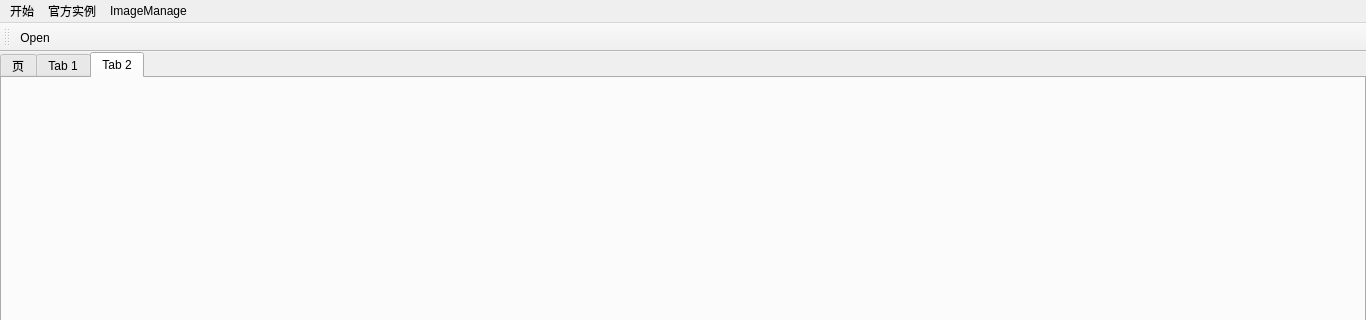
The window that ThirdVtk/mainwindow.ui (DreamLife-Jianwei/Qt-Vtk) describes before a commit, drawn with Qt 5; both pictures show x 0 to 1366 and y 0 to 320 of the 1366 by 768 pixel window.
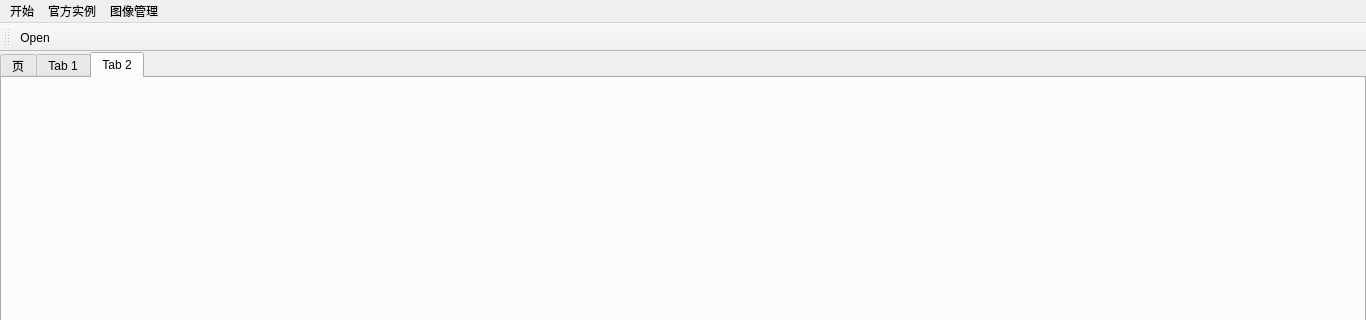
The same window after the commit. Icons and pictures are not drawn.

The edit to the form file:
```diff
--- a/ThirdVtk/mainwindow.ui
+++ b/ThirdVtk/mainwindow.ui
@@ -232,7 +232,7 @@
    </widget>
    <widget class="QMenu" name="menu_ImageManage">
     <property name="title">
-     <string>ImageManage</string>
+     <string>图像管理</string>
     </property>
     <addaction name="action2_2"/>
    </widget>
```
Left out of the diff: 6 changed lines with no effect on the pictures.
